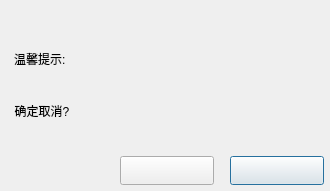
Before: the Qt Designer form src/fcitxwarndialog.ui in UbuntuKylin/youker-assistant, drawn with Qt 5.
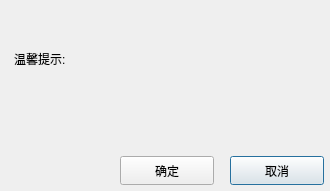
After: the same form once the commit is applied. Icons and pictures are not drawn.

Patch:
```diff
--- a/src/fcitxwarndialog.ui
+++ b/src/fcitxwarndialog.ui
@@ -26,7 +26,7 @@
     <string notr="true">border-image: url(:/pixmap/image/quit.png);</string>
    </property>
    <property name="text">
-    <string/>
+    <string>取消</string>
    </property>
   </widget>
   <widget class="QPushButton" name="okButton">
@@ -42,7 +42,7 @@
     <string notr="true">border-image: url(:/pixmap/image/ok.png);</string>
    </property>
    <property name="text">
-    <string/>
+    <string>确定</string>
    </property>
   </widget>
   <widget class="QLabel" name="btn_close">
@@ -110,7 +110,7 @@
     <string notr="true">border-image: url(:/pixmap/image/message.png);</string>
    </property>
    <property name="text">
-    <string>  确定取消?</string>
+    <string/>
    </property>
    <property name="pixmap">
     <pixmap resource="pixmap.qrc">:/pixmap/image/message.png</pixmap>
```
Left out of the diff: 6 changed lines with no effect on the pictures.
